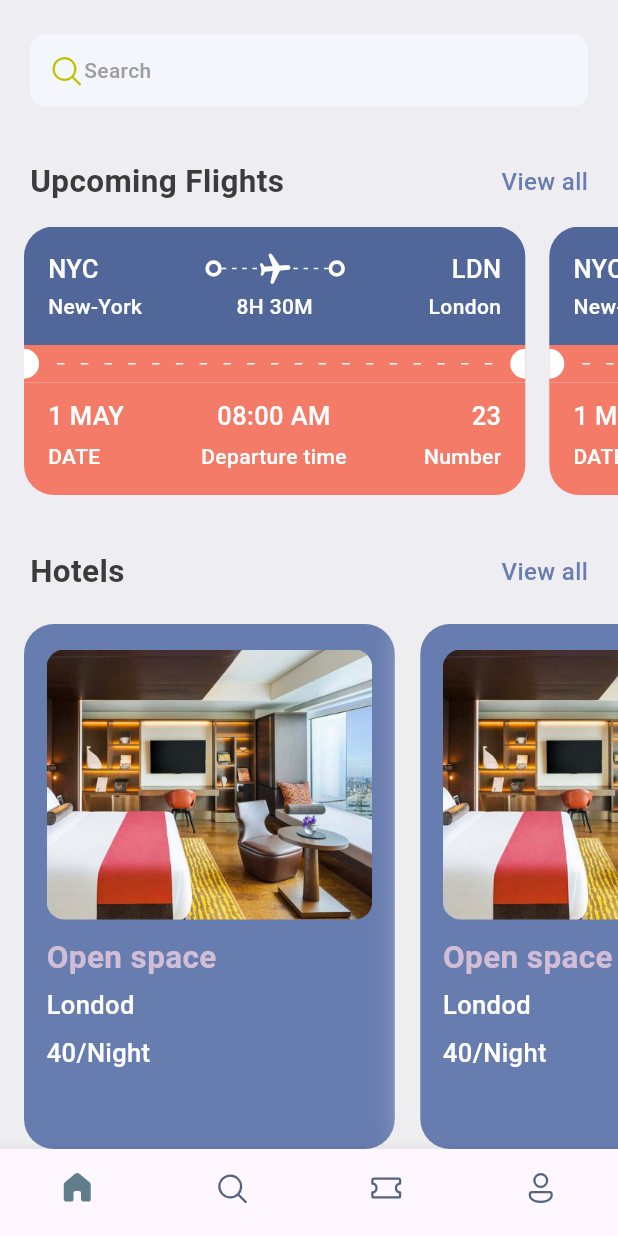
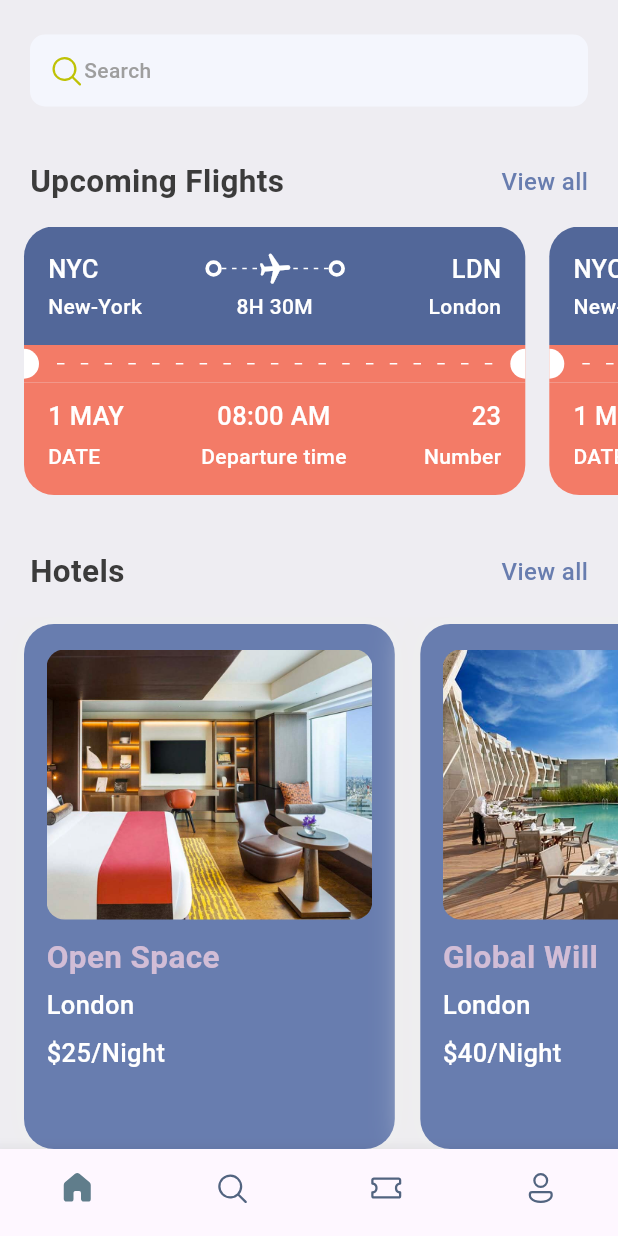
Before and after one commit to Shajjad002/book_tickets, a Flutter app: the screen it shows after launch, scrolled down 108 dp, on a phone screen of 412 x 824 dp. Run offline on Flutter 3.47's test engine with Material 3 defaults, Android fonts, the phone set to English and light mode, and no system bars; our stand-ins replace fluentui_icons, gap.

Commit message:
Dynamic Hotel

```diff
--- a/lib/screens/home_screen.dart
+++ b/lib/screens/home_screen.dart
@@ -1,4 +1,5 @@
 import 'package:book_tickets/screens/ticket_view.dart';
+import 'package:book_tickets/utils/app_info_list.dart';
 import 'package:book_tickets/utils/app_styles.dart';
 import 'package:fluentui_icons/fluentui_icons.dart';
 import 'package:flutter/cupertino.dart';
@@ -117,13 +118,14 @@ class _HomeScreenState extends State<HomeScreen> {
               scrollDirection: Axis.horizontal,
               padding: const EdgeInsets.only(left: 16),
               child:Row(
-                children: [
-                  HotelScreen(),
-                  HotelScreen(),
-                  HotelScreen(),
-                  HotelScreen(),
-                ],
-              )
+                children: hotelList.map((singlehotel) => HotelScreen(hotel: singlehotel)).toList()
+                // children: [
+                //   HotelScreen(hotel: {},),
+                //   HotelScreen(hotel: {},),
+                //   HotelScreen(hotel: {},),
+                //   HotelScreen(hotel: {},),
+                // ],
+              ),
           ),
         ],
       ),
--- a/lib/screens/hotel_screen.dart
+++ b/lib/screens/hotel_screen.dart
@@ -6,10 +6,12 @@ import '../utils/app_layout.dart';
 import '../utils/app_styles.dart';
 
 class HotelScreen extends StatelessWidget {
-  const HotelScreen({super.key});
+  final Map<String,dynamic>hotel;
+  const HotelScreen({Key? key, required this.hotel}) :super(key:key);
 
   @override
   Widget build(BuildContext context) {
+    print('Hotel Price is ${hotel['price']}');
     final size = AppLayout.getSize(context);
     return Container(
       width: size.width*0.6,
@@ -31,27 +33,27 @@ class HotelScreen extends StatelessWidget {
             decoration: BoxDecoration(
                 borderRadius: BorderRadius.circular(12),
                 color: Styles.primaryColor,
-                image: const DecorationImage(
+                image: DecorationImage(
                     fit: BoxFit.cover,
                     image: AssetImage(
-                        "assets/images/one.png"
+                        "assets/images/${hotel['image']}"
                     )
                 )
             ),
           ),
           const Gap(10),
           Text(
-            "Open space",
+            hotel['place'],
             style: Styles.headLineStyle2.copyWith(color: Styles.kakiColor),
           ),
           const Gap(5),
           Text(
-            "Londod",
+            hotel['destination'],
             style: Styles.headLineStyle3.copyWith(color: Colors.white),
           ),
           const Gap(8),
           Text(
-            "40/Night",
+            '\$${hotel['price']}/Night',
             style: Styles.headLineStyle3.copyWith(color: Colors.white),
           ),
         ],
```
